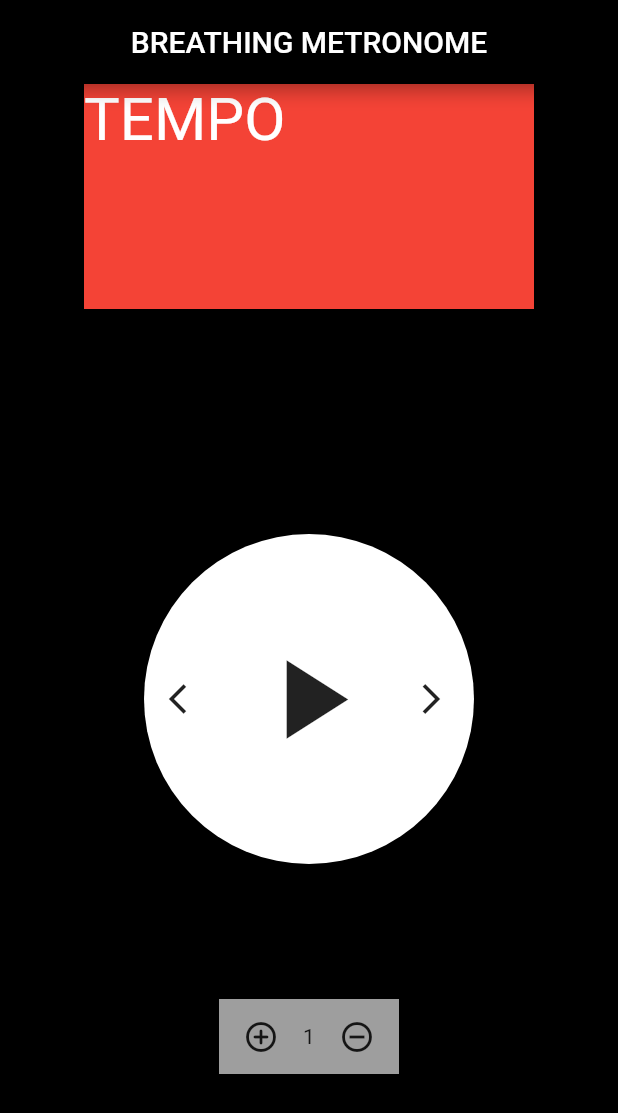
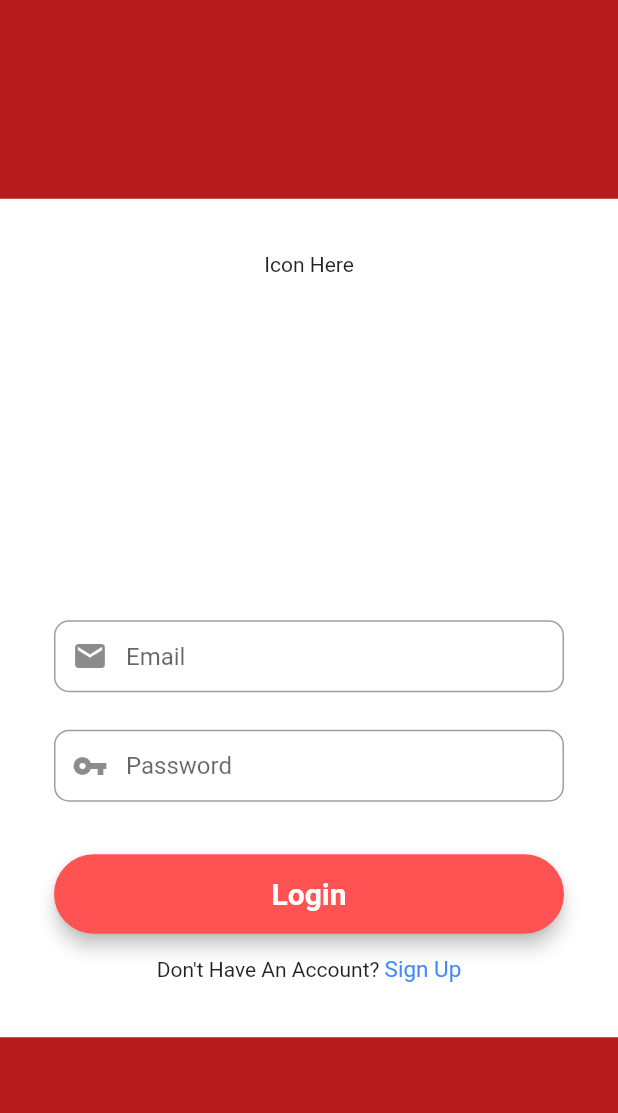
Before and after one commit to rajugrj510/Vocal-App, a Flutter app: the screen it shows after launch, on a phone screen of 412 x 824 dp. Shown: the top 1113 px of the screen. Run offline on Flutter 3.47's test engine with Material 2 defaults, Android fonts, the phone set to English and light mode, and no system bars; our stand-ins replace cloud_firestore, firebase_auth, firebase_core, fluttertoast; missing offline and left inert: dart:ffi; accounts and stored records are empty.

Commit message:
Created Sign in, Registration, and Temp Main Page

```diff
--- /dev/null
+++ b/lib/loginScreen.dart
@@ -0,0 +1,197 @@
+import 'package:firebase_auth/firebase_auth.dart';
+import 'package:flutter/material.dart';
+import 'package:fluttertoast/fluttertoast.dart';
+import 'package:vocal_app/homeScreen.dart';
+import 'package:vocal_app/registrationScreen.dart';
+
+class LoginScreen extends StatefulWidget {
+  const LoginScreen({Key? key}) : super(key: key);
+
+  @override
+  _LoginScreenState createState() => _LoginScreenState();
+}
+
+class _LoginScreenState extends State<LoginScreen> {
+  // form key
+  final _formKey = GlobalKey<FormState>();
+
+  // editing controller
+  final TextEditingController emailController = new TextEditingController();
+  final TextEditingController passwordController = new TextEditingController();
+
+  // firebase
+  final _auth = FirebaseAuth.instance;
+
+  @override
+  Widget build(BuildContext context) {
+    // email field
+    final emailField = TextFormField(
+      textInputAction: TextInputAction.next,
+      autofocus: false,
+      controller: emailController,
+      keyboardType: TextInputType.emailAddress,
+      validator: (value) {
+        if (value!.isEmpty) {
+          return ("Please Enter Your Email");
+        }
+
+        //Reg Expression for email validation
+        if (!RegExp("^[a-zA-Z0-9+_.-]+@[a-zA-Z0-9.-]+.[a-z]").hasMatch(value)) {
+          return ("Please Enter a Valid Email");
+        }
+        return null;
+      },
+      onSaved: (value) {
+        emailController.text = value!;
+      },
+      decoration: InputDecoration(
+        prefixIcon: Icon(Icons.mail),
+        contentPadding: EdgeInsets.fromLTRB(20, 12, 20, 15),
+        hintText: "Email",
+        border: OutlineInputBorder(
+          borderRadius: BorderRadius.circular(10),
+        ),
+      ),
+    );
+
+    //password field
+    final passwordField = TextFormField(
+      textInputAction: TextInputAction.done,
+      autofocus: false,
+      controller: passwordController,
+      obscureText: true,
+      validator: (value) {
+        RegExp regex = new RegExp(r'^.{6,}$');
+        if (value!.isEmpty) {
+          return ("Password is required for login");
+        }
+        if (!regex.hasMatch(value)) {
+          return ("Please Enter Valid Password(Min. 6 Characters)");
+        }
+      },
+      onSaved: (value) {
+        passwordController.text = value!;
+      },
+      decoration: InputDecoration(
+        prefixIcon: Icon(Icons.vpn_key),
+        //hoverColor: Colors.blue,
+        contentPadding: EdgeInsets.fromLTRB(20, 12, 20, 15),
+        hintText: "Password",
+        border: OutlineInputBorder(
+          borderRadius: BorderRadius.circular(10),
+        ),
+      ),
+    );
+
+    final loginButton = Material(
+      elevation: 5,
+      color: Colors.redAccent,
+      borderRadius: BorderRadius.circular(30),
+      child: MaterialButton(
+        padding: EdgeInsets.fromLTRB(20, 15, 20, 15),
+        minWidth: MediaQuery.of(context).size.width,
+        child: Text(
+          "Login",
+          textAlign: TextAlign.center,
+          style: TextStyle(
+            fontSize: 20,
+            color: Colors.white,
+            fontWeight: FontWeight.bold,
+          ),
+        ),
+        onPressed: () {
+          signIn(emailController.text, passwordController.text);
+        },
+      ),
+    );
+
+    return Scaffold(
+      backgroundColor: Colors.red[900],
+      body: Center(
+        child: SingleChildScrollView(
+          child: Container(
+            color: Colors.white,
+            child: Padding(
+              padding: const EdgeInsets.all(36),
+              child: Form(
+                key: _formKey,
+                child: Column(
+                  mainAxisAlignment: MainAxisAlignment.center,
+                  crossAxisAlignment: CrossAxisAlignment.center,
+                  children: <Widget>[
+                    SizedBox(
+                      height: 200,
+                      child: Text('Icon Here'),
+                      //child: Image.asset(
+                      //"assets/logo.png",
+                      //fit: BoxFit.contain,)
+                    ),
+                    SizedBox(
+                      height: 45,
+                    ),
+                    emailField,
+                    SizedBox(
+                      height: 25,
+                    ),
+                    passwordField,
+                    SizedBox(
+                      height: 35,
+                    ),
+                    loginButton,
+                    SizedBox(
+                      height: 15,
+                    ),
+                    Row(
+                      mainAxisAlignment: MainAxisAlignment.center,
+                      crossAxisAlignment: CrossAxisAlignment.center,
+                      children: <Widget>[
+                        Text("Don't Have An Account? "),
+                        GestureDetector(
+                          onTap: () {
+                            Navigator.push(
+                                context,
+                                MaterialPageRoute(
+                                    builder: (context) =>
+                                        RegistrationScreen()));
+                          },
+                          child: Text(
+                            "Sign Up",
+                            style: TextStyle(
+                              color: Colors.blueAccent,
+                              fontWeight: FontWeight.w400,
+                              fontSize: 15,
+                            ),
+                          ),
+                        ),
+                      ],
+                    ),
+                  ],
+                ),
+              ),
+            ),
+          ),
+        ),
+      ),
+    );
+  }
+
+  //login function
+  void signIn(String email, String password) async {
+    if (_formKey.currentState!.validate())
+      try {
+        await _auth
+            .signInWithEmailAndPassword(email: email, password: password)
+            .then((uid) => {
+                  Fluttertoast.showToast(msg: "Login Successful"),
+                  Navigator.of(context).pushReplacement(
+                      MaterialPageRoute(builder: (context) => HomeScreen()))
+                });
+      } on FirebaseAuthException catch (e) {
+        Fluttertoast.showToast(
+          msg: e.message.toString(),
+          backgroundColor: Colors.black,
+          toastLength: Toast.LENGTH_LONG,
+        );
+      }
+  }
+}
```
Also changed, not shown: lib/homeScreen.dart (added, +114 -0 lines), lib/main.dart (+8 -2 lines), lib/registrationScreen.dart (added, +303 -0 lines), lib/userModle.dart (added, +30 -0 lines), pubspec.yaml (+6 -18 lines), pubspec.lock, 10 other files.
